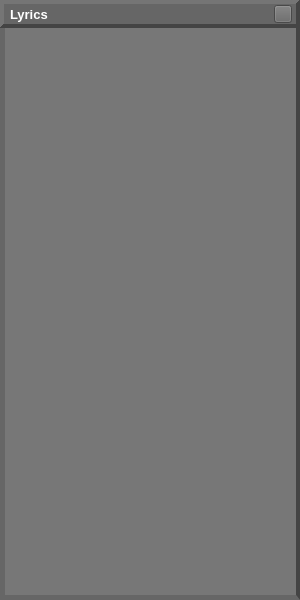
The window that source/ui/lyricswindow/tp_lyricswindow.ui (ZXfkSIE/ThousandPlayer) describes before a commit, drawn with Qt 5.
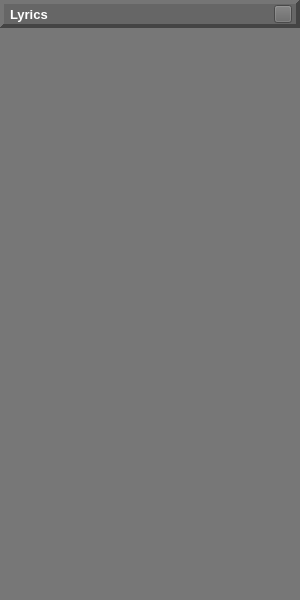
The same window after the commit. Custom widgets are drawn as their Qt base class.

Patch:
```diff
--- a/source/ui/lyricswindow/tp_lyricswindow.ui
+++ b/source/ui/lyricswindow/tp_lyricswindow.ui
@@ -157,7 +157,7 @@
     </widget>
    </item>
    <item>
-    <widget class="QFrame" name="frame_Container">
+    <widget class="QStackedWidget" name="stackedWidget_Container">
      <property name="styleSheet">
       <string notr="true">QFrame
 {
@@ -166,6 +166,7 @@
 	border-right: 4px solid rgb(68, 68, 68);
 }</string>
      </property>
+     <widget class="QWidget" name="page"/>
     </widget>
    </item>
   </layout>
```
Left out of the diff: 1 changed line with no effect on the pictures.
